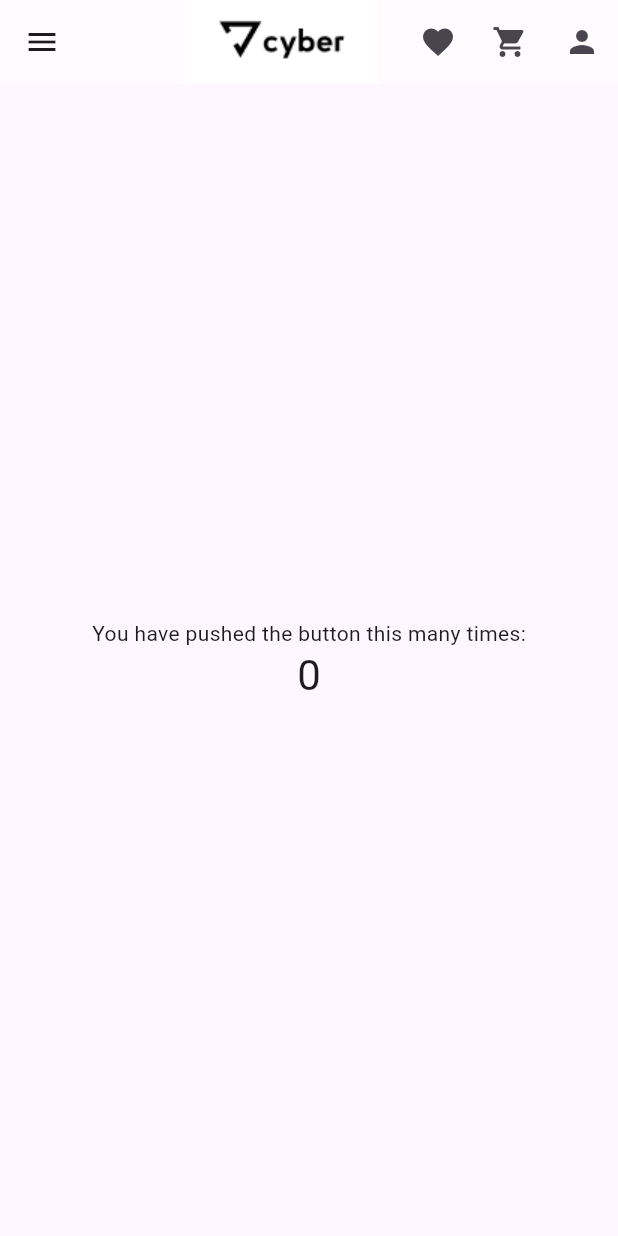
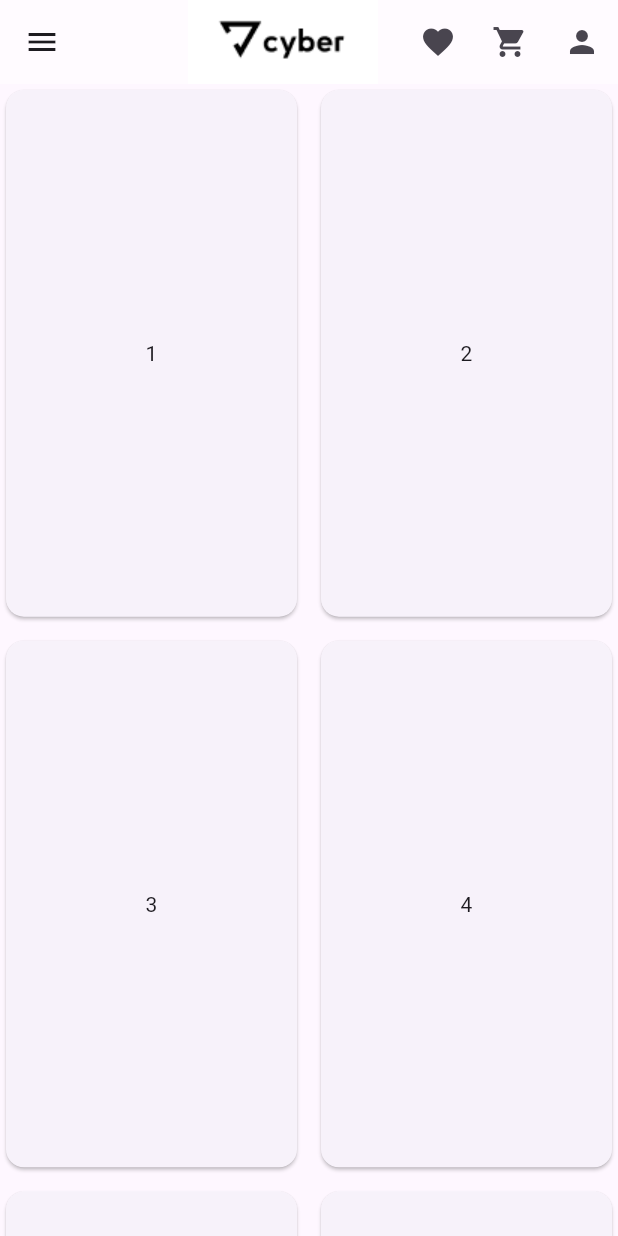
Before and after one commit to quality-start/flutter_online_store_tutorial, a Flutter app: the screen it shows after launch, on a phone screen of 412 x 824 dp. Run offline on Flutter 3.47's test engine with Material 3 defaults, Android fonts, the phone set to English and light mode, and no system bars.

Commit message:
GridViewを実装

```diff
--- a/lib/main.dart
+++ b/lib/main.dart
@@ -9,13 +9,9 @@ class MyApp extends StatelessWidget {
 
   @override
   Widget build(BuildContext context) {
-    return MaterialApp(
+    return const MaterialApp(
       title: 'Flutter Demo',
-      theme: ThemeData(
-        colorScheme: ColorScheme.fromSeed(seedColor: Colors.deepPurple),
-        useMaterial3: true,
-      ),
-      home: const MyHomePage(title: 'Flutter Demo Home Page'),
+      home: MyHomePage(title: 'Flutter Demo Home Page'),
     );
   }
 }
@@ -26,6 +22,19 @@ class MyHomePage extends StatefulWidget {
 
   @override
   State<MyHomePage> createState() => _MyHomePageState();
+}
+
+class ProductsModel {
+  ProductsModel({
+    required this.title,
+    required this.memory,
+    required this.price,
+    required this.image,
+  });
+  final String title;
+  final String memory;
+  final double price;
+  final String image;
 }
 
 class _MyHomePageState extends State<MyHomePage> {
@@ -39,6 +48,7 @@ class _MyHomePageState extends State<MyHomePage> {
 
   @override
   Widget build(BuildContext context) {
+    final items = List.generate(90, (index) => '${index + 1}');
     return Scaffold(
       appBar: AppBar(
         backgroundColor: Colors.white54,
@@ -77,18 +87,20 @@ class _MyHomePageState extends State<MyHomePage> {
           ],
         ),
       ),
-      body: Center(
-        child: Column(
-          mainAxisAlignment: MainAxisAlignment.center,
-          children: <Widget>[
-            const Text(
-              'You have pushed the button this many times:',
-            ),
-            Text(
-              '$_counter',
-              style: Theme.of(context).textTheme.headlineMedium,
-            ),
-          ],
+      body: SafeArea(
+        child: GridView.builder(
+          gridDelegate: const SliverGridDelegateWithFixedCrossAxisCount(
+            crossAxisCount: 2,
+            mainAxisSpacing: 8,
+            crossAxisSpacing: 8,
+            childAspectRatio: 9 / 16,
+          ),
+          itemCount: items.length,
+          itemBuilder: (BuildContext context, int index) {
+            return Card(
+              child: Center(child: Text('${index + 1}')),
+            );
+          },
         ),
       ),
     );
```
